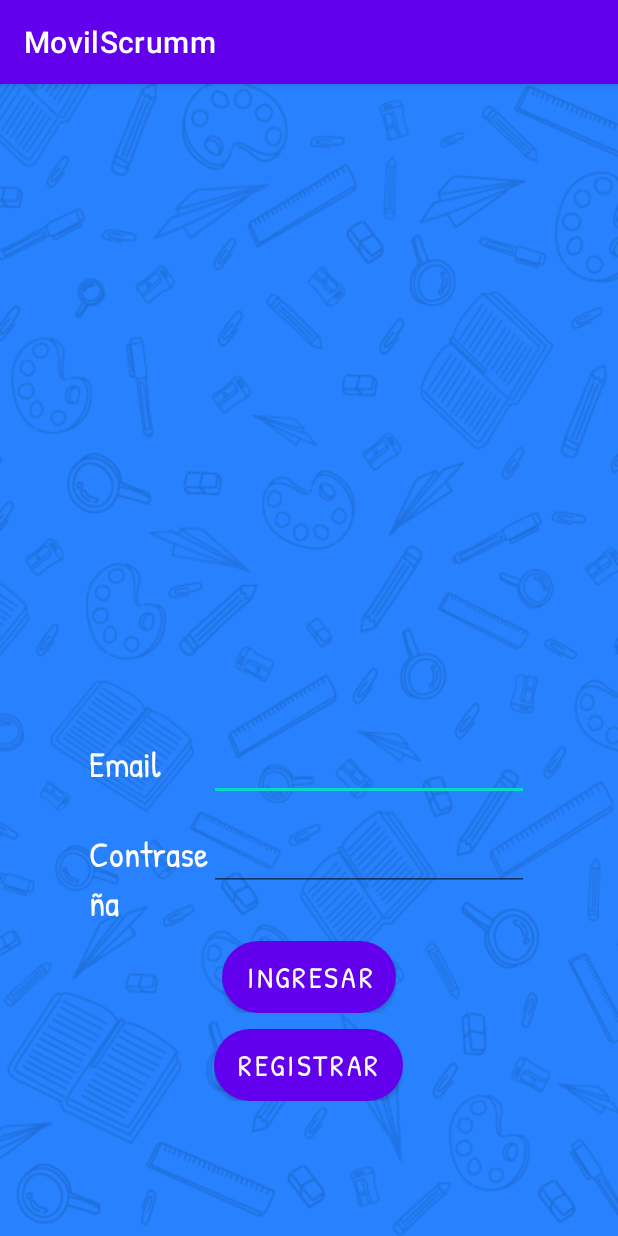
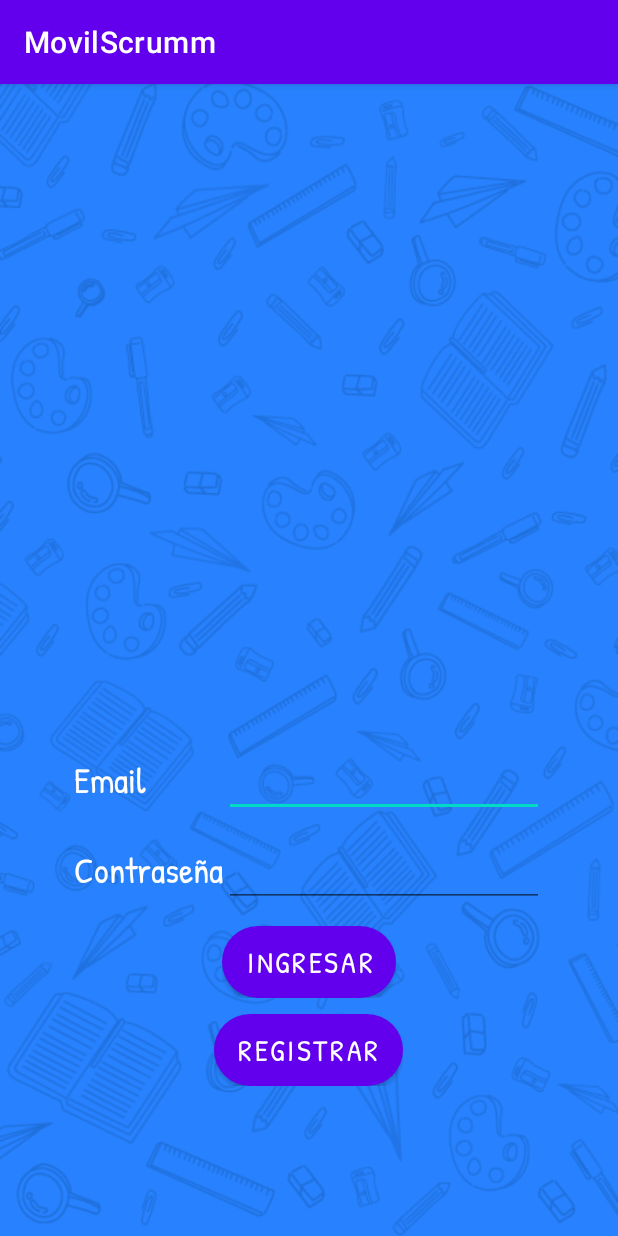
Before and after one commit to patman89/MovilScrum, an Android app: the LoginActivity screen opened directly, with no data from a screen before it, on a phone screen of 412 x 824 dp. Run offline under Robolectric (Android 15) with nearby library versions, the phone set to English and light mode, and no system bars; our stand-ins replace Firebase (no records; nobody signed in at launch, a user with empty details on screens opened directly).

Commit message:
adicion parte grafica y botones 3

```diff
--- a/app/src/main/res/layout/activity_login.xml
+++ b/app/src/main/res/layout/activity_login.xml
@@ -26,7 +26,7 @@
 
             <TextView
                 android:id="@+id/titleEmail"
-                android:layout_width="80dp"
+                android:layout_width="100dp"
                 android:layout_height="wrap_content"
                 android:backgroundTint="@color/white"
                 android:fontFamily="@font/patrick_hand"
@@ -51,7 +51,7 @@
 
             <TextView
                 android:id="@+id/titlePassword"
-                android:layout_width="80dp"
+                android:layout_width="100dp"
                 android:layout_height="wrap_content"
                 android:backgroundTint="@color/white"
                 android:fontFamily="@font/patrick_hand"
```
